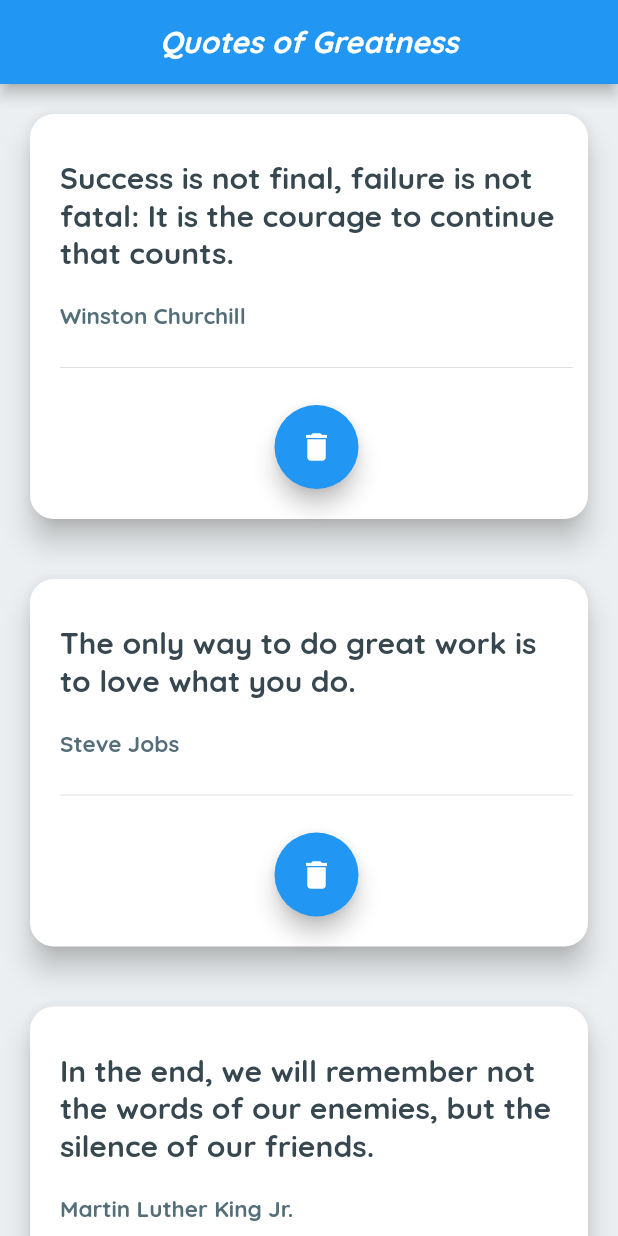
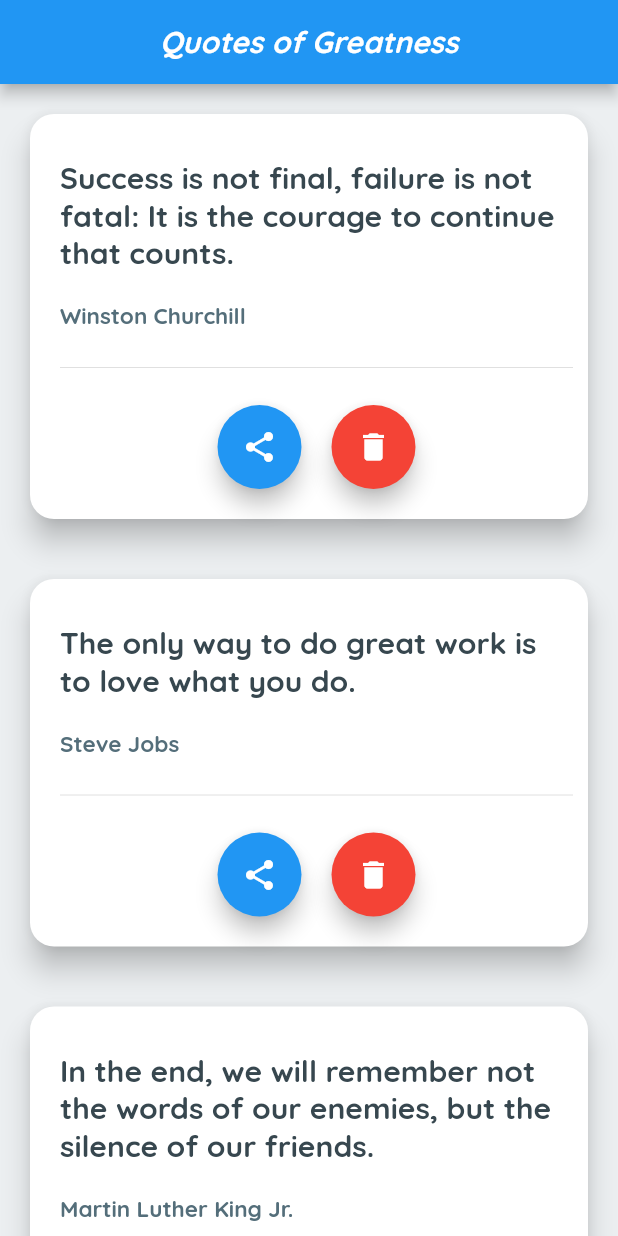
Before and after one commit to CovenantJunior/quote_list, a Flutter app: the screen it shows after launch, after a tap on the "delete" icon, on a phone screen of 412 x 824 dp. Run offline on Flutter 3.47's test engine with Material 2 defaults, Android fonts, the phone set to English and light mode, and no system bars.

Commit message:
Share and Delete says Hi 👋🏻

```diff
--- a/lib/quote_card.dart
+++ b/lib/quote_card.dart
@@ -44,15 +44,34 @@ class QuoteCard extends StatelessWidget {
             const Divider(
               height: 50.0,
             ),
+            Row(
+              mainAxisAlignment: MainAxisAlignment.center,
+              children: [
                 FloatingActionButton(
                   onPressed: () {
                     // ignore: avoid_print
                     print('Delete ${quote.id}');
                   },
                   child: const Icon(
+                    Icons.share,
+                    color: Colors.white,
+                  ),
+                ),
+                const SizedBox(
+                  width: 20,
+                ),
+                FloatingActionButton(
+                  onPressed: () {
+                    // ignore: avoid_print
+                    print('Delete ${quote.id}');
+                  },
+                  backgroundColor: Colors.red,
+                  child: const Icon(
                     Icons.delete,
                     color: Colors.white,
                   ),
+                ),
+              ],
             )
           ],
         ),
```
Lines whose indentation alone changed are shown as unchanged.
